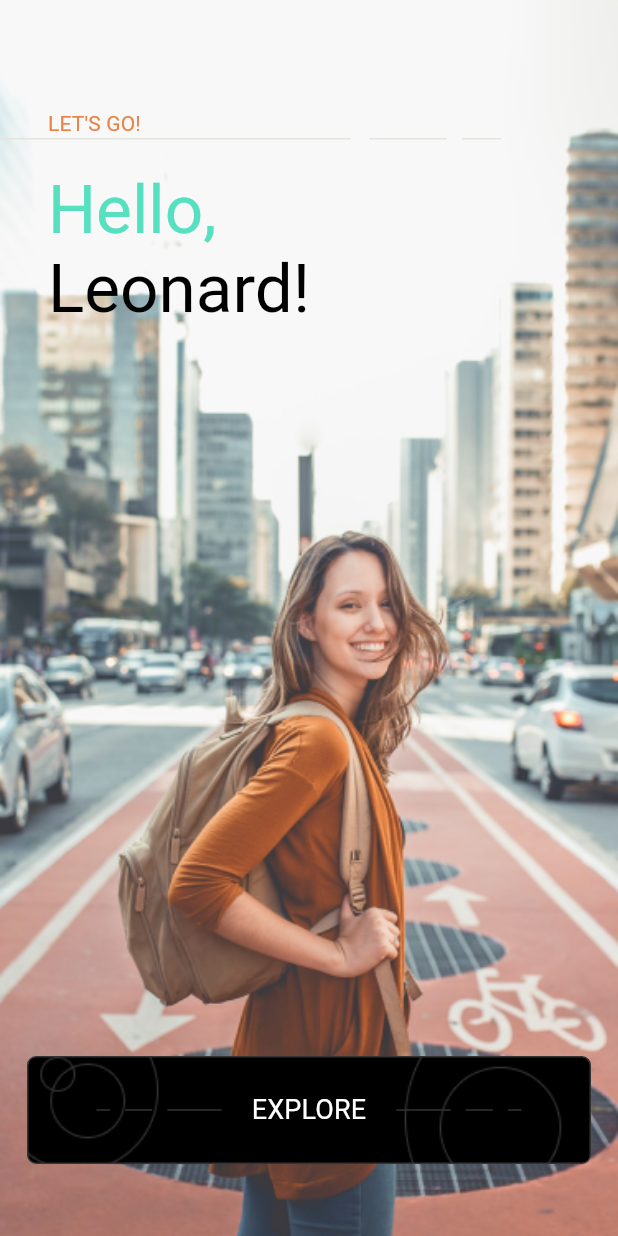
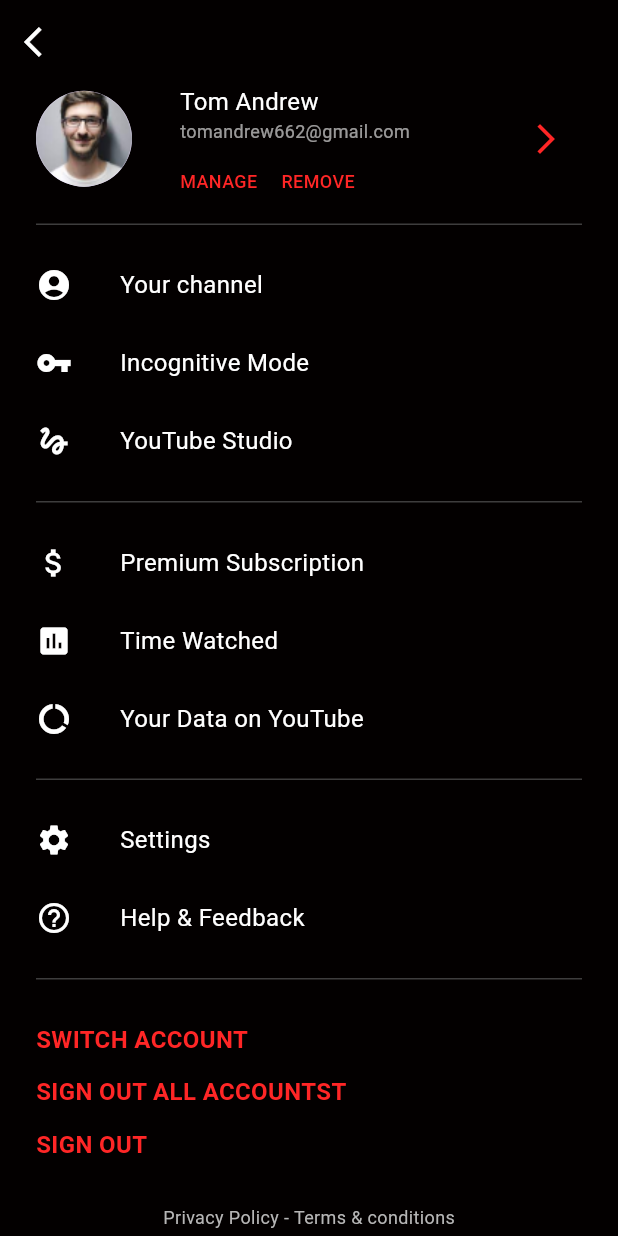
Before and after one commit to SatimovDeveloper/home_work_3, a Flutter app: the screen it shows after launch, on a phone screen of 412 x 824 dp. Run offline on Flutter 3.47's test engine with Material 3 defaults, Android fonts, the phone set to English and light mode, and no system bars.

Commit message:
screen_8 tayyor

```diff
--- a/lib/main.dart
+++ b/lib/main.dart
@@ -3,6 +3,7 @@
 import 'package:flutter/material.dart';
 import 'package:home_work_3/screen_4.dart';
 import 'package:home_work_3/screen_5.dart';
+import 'package:home_work_3/screen_8.dart';
 
 void main(){
   runApp(MyApp());
@@ -20,7 +21,7 @@ class _MyAppState extends State<MyApp> {
   Widget build(BuildContext context) {
     return MaterialApp(
       debugShowCheckedModeBanner: false,
-      home: Screen5(),
+      home: Screen8(),
     );
   }
 }
--- /dev/null
+++ b/lib/screen_8.dart
@@ -0,0 +1,180 @@
+import 'package:flutter/material.dart';
+import 'package:home_work_3/widgets/widget_screen_8.dart';
+
+class Screen8 extends StatefulWidget {
+  const Screen8({super.key});
+
+  @override
+  State<Screen8> createState() => _Screen8State();
+}
+
+class _Screen8State extends State<Screen8> {
+  @override
+  Widget build(BuildContext context) {
+    return Scaffold(
+      backgroundColor: Color(0xff030000),
+      appBar: AppBar(
+        backgroundColor: Color(0xff030000),
+        leading: IconButton(
+            onPressed: () {},
+            icon: Icon(
+              Icons.arrow_back_ios,
+              color: Colors.white,
+            )),
+      ),
+      body: Container(
+        padding: EdgeInsets.symmetric(horizontal: 24),
+        child: Column(
+          mainAxisAlignment: MainAxisAlignment.start,
+          crossAxisAlignment: CrossAxisAlignment.start,
+          children: [
+            Row(
+              mainAxisAlignment: MainAxisAlignment.spaceBetween,
+              crossAxisAlignment: CrossAxisAlignment.center,
+              children: [
+                CircleAvatar(
+                  radius: 32,
+                  backgroundImage: AssetImage("assets/images/person.png"),
+                ),
+                SizedBox(
+                  width: 32,
+                ),
+                Expanded(
+                    child: Column(
+                  mainAxisAlignment: MainAxisAlignment.start,
+                  crossAxisAlignment: CrossAxisAlignment.start,
+                  children: [
+                    Text(
+                      "Tom Andrew",
+                      style: TextStyle(
+                          color: Colors.white,
+                          fontSize: 16,
+                          fontWeight: FontWeight.w400),
+                    ),
+                    Text(
+                      "tomandrew662@gmail.com",
+                      style: TextStyle(
+                          color: Colors.white.withOpacity(.6),
+                          fontSize: 12,
+                          fontWeight: FontWeight.w400),
+                    ),
+                    SizedBox(
+                      height: 16,
+                    ),
+                    Row(
+                      mainAxisSize: MainAxisSize.min,
+                      children: [
+                        Text(
+                          "MANAGE",
+                          style: TextStyle(
+                              color: Color(0xffff2626),
+                              fontSize: 12,
+                              fontWeight: FontWeight.w500),
+                        ),
+                        SizedBox(
+                          width: 16,
+                        ),
+                        Text(
+                          "REMOVE",
+                          style: TextStyle(
+                              color: Color(0xffff2626),
+                              fontSize: 12,
+                              fontWeight: FontWeight.w500),
+                        ),
+                      ],
+                    )
+                  ],
+                )),
+                IconButton(
+                    onPressed: () {},
+                    icon: Icon(
+                      Icons.arrow_forward_ios,
+                      color: Color(0xffff2626),
+                    ))
+              ],
+            ),
+            SizedBox(
+              height: 20,
+            ),
+            Container(
+              width: double.infinity,
+              height: 1,
+              color: Color(0xff3e3d3d),
+            ),
+            WidgetScreen8(icon: Icons.account_circle, title: "Your channel"),
+            WidgetScreen8(icon: Icons.vpn_key, title: "Incognitive Mode"),
+            WidgetScreen8(icon: Icons.gesture, title: "YouTube Studio"),
+            SizedBox(
+              height: 28,
+            ),
+            Container(
+              width: double.infinity,
+              height: 1,
+              color: Color(0xff3e3d3d),
+            ),
+            WidgetScreen8(
+                icon: Icons.attach_money, title: "Premium Subscription"),
+            WidgetScreen8(icon: Icons.insert_chart, title: "Time Watched"),
+            WidgetScreen8(
+                icon: Icons.data_usage, title: "Your Data on YouTube"),
+            SizedBox(
+              height: 28,
+            ),
+            Container(
+              width: double.infinity,
+              height: 1,
+              color: Color(0xff3e3d3d),
+            ),
+            WidgetScreen8(icon: Icons.settings, title: "Settings"),
+            WidgetScreen8(icon: Icons.help_outline, title: "Help & Feedback"),
+            SizedBox(
+              height: 28,
+            ),
+            Container(
+              width: double.infinity,
+              height: 1,
+              color: Color(0xff3e3d3d),
+            ),
+            Spacer(),
+            Text(
+              "SWITCH ACCOUNT",
+              style: TextStyle(
+                  color: Color(0xffff2626),
+                  fontSize: 16,
+                  fontWeight: FontWeight.w600),
+            ),
+            SizedBox(
+              height: 12,
+            ),
+            Text(
+              "SIGN OUT ALL ACCOUNTST",
+              style: TextStyle(
+                  color: Color(0xffff2626),
+                  fontSize: 16,
+                  fontWeight: FontWeight.w600),
+            ),
+            SizedBox(
+              height: 12,
+            ),
+            Text(
+              "SIGN OUT",
+              style: TextStyle(
+                  color: Color(0xffff2626),
+                  fontSize: 16,
+                  fontWeight: FontWeight.w600),
+            ),
+            Spacer(),
+            Padding(
+                padding: EdgeInsets.only(bottom: 4),
+                child: Align(
+                  alignment: Alignment.center,
+                    child: Text(
+                  "Privacy Policy - Terms & conditions",
+                  style: TextStyle(color: Color(0xffb6b6b6), fontSize: 12),
+                )))
+          ],
+        ),
+      ),
+    );
+  }
+}
--- /dev/null
+++ b/lib/widgets/widget_screen_8.dart
@@ -0,0 +1,34 @@
+import 'package:flutter/material.dart';
+
+class WidgetScreen8 extends StatelessWidget {
+  final IconData icon;
+  final String title;
+
+  const WidgetScreen8({super.key, required this.icon, required this.title});
+
+  @override
+  Widget build(BuildContext context) {
+    return Container(
+      padding: EdgeInsets.only(top: 28),
+      child: Row(
+        mainAxisAlignment: MainAxisAlignment.start,
+        crossAxisAlignment: CrossAxisAlignment.center,
+        children: [
+          Icon(
+            icon,
+            color: Colors.white,
+            size: 24,
+          ),
+          SizedBox(
+            width: 32,
+          ),
+          Text(
+            title,
+            style: TextStyle(
+                color: Colors.white, fontSize: 16, fontWeight: FontWeight.w400),
+          )
+        ],
+      ),
+    );
+  }
+}
```
Also changed, not shown: assets/images/person.png (added).
